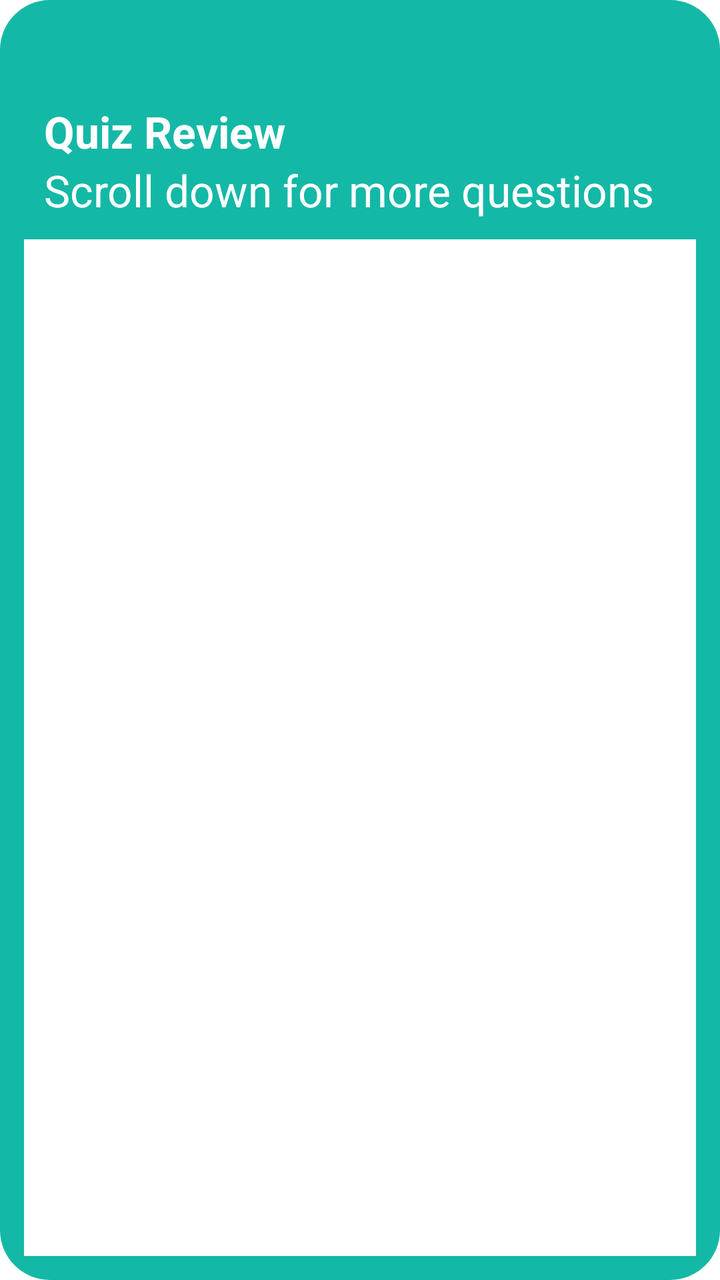
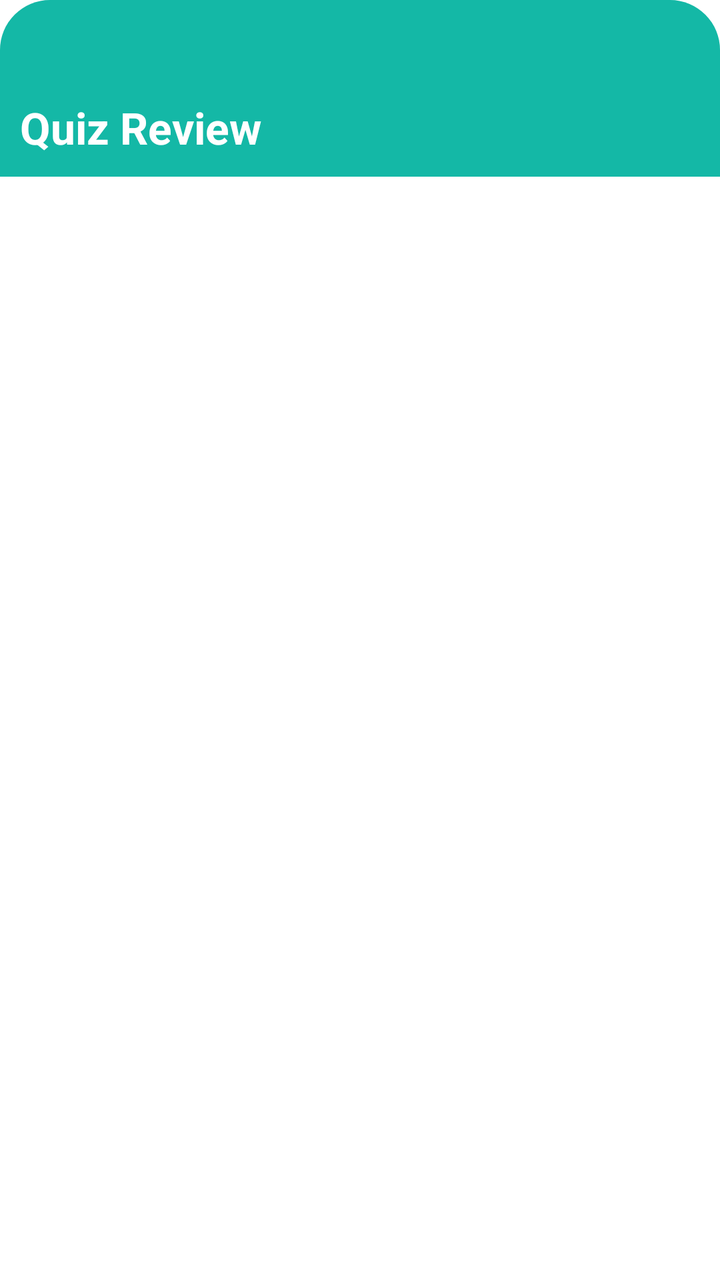

Before-and-after screenshots of an Android layout around one commit, followed by the original layout XML and the change that was made.
<!-- AndroidManifest.xml: application theme Theme.Project5 -->
<!-- res/layout/activity_quiz_review.xml -->
<?xml version="1.0" encoding="utf-8"?>
<LinearLayout
    xmlns:android="http://schemas.android.com/apk/res/android"
    android:layout_width="match_parent"
    android:layout_height="match_parent"
    android:orientation="vertical"
    android:background = "@drawable/bluerectangle"

    android:padding="12dp">

    <TextView
        android:layout_width="159dp"
        android:layout_height="wrap_content"
        android:layout_marginTop="39dp"

        android:text="Quiz Review "
        android:textColor="@color/white"
        android:textSize="22sp"
        android:paddingStart="10dp"
        android:textStyle="bold" />

    <TextView
        android:layout_width="353dp"
        android:layout_height="wrap_content"

        android:paddingStart="10dp"
        android:layout_marginBottom="10dp"
        android:text="Scroll down for more questions "
        android:textColor="@color/white"
        android:textSize="22sp"
        android:textStyle="normal" />

    <androidx.recyclerview.widget.RecyclerView
        android:id="@+id/rvReview"
        android:layout_width="match_parent"
        android:layout_height="0dp"
        android:background="@color/white"
        android:layout_weight="1"/>
//
</LinearLayout>
<!-- resources referenced by this layout -->
<resources>
  <color name="white">#FFFFFFFF</color>
  <!-- drawable bluerectangle (drawable) -->
  <?xml version="1.0" encoding="utf-8"?>
  <shape xmlns:android="http://schemas.android.com/apk/res/android"
      xmlns:tools="http://schemas.android.com/tools"
      android:shape="rectangle"
      tools:ignore="ExtraText">
  
      <corners android:radius="25dp" />
         
          android:width="2dp"/>
      <solid android:color="#14B8A6"
  
     />
  </shape>
  <style name="Theme.Project5" parent="Base.Theme.Project5" />
  <style name="Base.Theme.Project5" parent="Theme.MaterialComponents.DayNight.NoActionBar">
          <item name="colorSecondary">#2196F3</item>
          <item name="colorControlActivated">#2196F3</item>
          <item name="colorOnSurface">#2196F3</item>
          
  
          
      </style>
</resources>

<!-- the commit's change to res/layout/activity_quiz_review.xml (unified diff, before → after) -->
@@ -6,29 +6,20 @@
     android:orientation="vertical"
     android:background = "@drawable/bluerectangle"
 
-    android:padding="12dp">
+    >
 
     <TextView
         android:layout_width="159dp"
         android:layout_height="wrap_content"
-        android:layout_marginTop="39dp"
-
+        android:layout_marginTop="49dp"
+android:layout_marginBottom="10dp"
         android:text="Quiz Review "
         android:textColor="@color/white"
         android:textSize="22sp"
         android:paddingStart="10dp"
         android:textStyle="bold" />
 
-    <TextView
-        android:layout_width="353dp"
-        android:layout_height="wrap_content"
-
-        android:paddingStart="10dp"
-        android:layout_marginBottom="10dp"
-        android:text="Scroll down for more questions "
-        android:textColor="@color/white"
-        android:textSize="22sp"
-        android:textStyle="normal" />
+ 
 
     <androidx.recyclerview.widget.RecyclerView
         android:id="@+id/rvReview"
